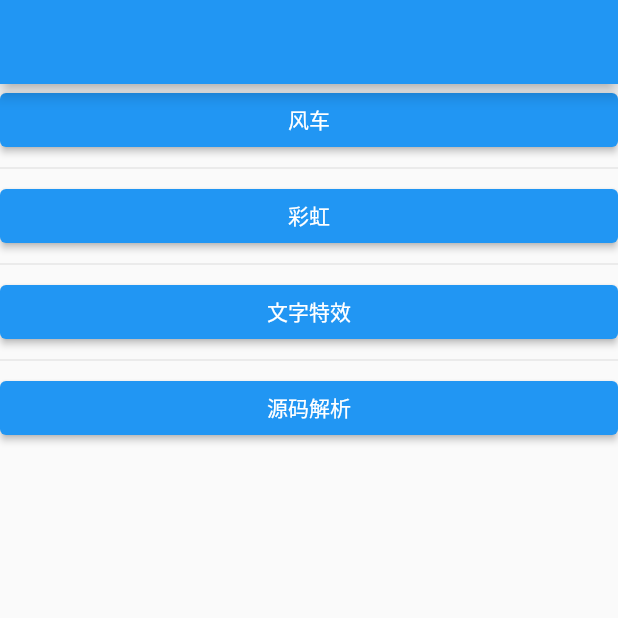
After one commit to weniner/flutter_demo, a Flutter app: the screen it shows after launch, on a phone screen of 412 x 824 dp, the top half of it. The commit adds this screen. Run offline on Flutter 3.47's test engine with Material 2 defaults, Android fonts, the phone set to English and light mode, and no system bars; our stand-ins replace fluttertoast, go_router, logger; missing offline and left inert: record.

Commit message:
add router

```diff
--- /dev/null
+++ b/lib/index_page.dart
@@ -0,0 +1,24 @@
+import 'package:flutter/material.dart';
+import 'package:flutter_demo/model/info.dart';
+import 'package:flutter_demo/router/router.dart' as router;
+import 'package:flutter_demo/widget/entrance.dart';
+import 'package:go_router/go_router.dart';
+
+class IndexPage extends StatelessWidget {
+  const IndexPage({Key? key}) : super(key: key);
+
+  @override
+  Widget build(BuildContext context) {
+    return Scaffold(
+      appBar: AppBar(),
+      body: Entrance(
+        all: [
+          Info('风车', router.windmill),
+          Info('彩虹', router.rainbow),
+          Info('文字特效', router.effects),
+          Info('源码解析', router.source),
+        ],
+      ),
+    );
+  }
+}
--- a/lib/main.dart
+++ b/lib/main.dart
@@ -1,8 +1,5 @@
 import 'package:flutter/material.dart';
-import 'windmill/index.dart' as windmill;
-import 'text_effects/index.dart' as beads;
-import 'rainbow/index.dart' as rainbow;
-import 'source/index.dart' as source;
+import 'package:flutter_demo/router/router.dart';
 
 void main() {
   runApp(const MyApp());
@@ -13,15 +10,13 @@ class MyApp extends StatelessWidget {
 
   @override
   Widget build(BuildContext context) {
-    return MaterialApp(
+    return MaterialApp.router(
       title: 'Flutter Demo',
       theme: ThemeData(
         primarySwatch: Colors.blue,
       ),
-      // home: const windmill.IndexPage(),
-      // home: const beads.IndexPage(),
-      // home: const rainbow.IndexPage(),
-      home: const source.IndexPage(),
+      routerDelegate: router.routerDelegate,
+      routeInformationParser: router.routeInformationParser,
     );
   }
 }
--- /dev/null
+++ b/lib/model/info.dart
@@ -0,0 +1,6 @@
+class Info {
+  final String description;
+  final String path;
+
+  Info(this.description, this.path);
+}
--- /dev/null
+++ b/lib/router/router.dart
@@ -0,0 +1,44 @@
+import 'package:go_router/go_router.dart';
+import 'package:flutter_demo/index_page.dart' as index_page;
+import 'package:flutter_demo/windmill/index.dart' as windmill_page;
+import 'package:flutter_demo/text_effects/index.dart' as effects_page;
+import 'package:flutter_demo/rainbow/index.dart' as rainbow_page;
+import 'package:flutter_demo/source/index.dart' as source_page;
+
+const String index = '/';
+const String windmill = '/windmill';
+const String effects = '/effects';
+const String rainbow = '/rainbow';
+const String source = '/source';
+
+GoRouter get router {
+  return GoRouter(
+    routes: _router
+      ..addAll(
+        effects_page.router,
+      ),
+  );
+}
+
+final List<GoRoute> _router = [
+  GoRoute(
+    path: index,
+    builder: (context, state) => const index_page.IndexPage(),
+  ),
+  GoRoute(
+    path: windmill,
+    builder: (context, state) => const windmill_page.IndexPage(),
+  ),
+  GoRoute(
+    path: effects,
+    builder: (context, state) => const effects_page.IndexPage(),
+  ),
+  GoRoute(
+    path: rainbow,
+    builder: (context, state) => const rainbow_page.IndexPage(),
+  ),
+  GoRoute(
+    path: source,
+    builder: (context, state) => const source_page.IndexPage(),
+  ),
+];
--- a/lib/text_effects/index.dart
+++ b/lib/text_effects/index.dart
@@ -1,6 +1,9 @@
 import 'package:flutter/material.dart';
+import 'package:flutter_demo/model/info.dart';
 import 'package:flutter_demo/text_effects/widget/marquee_effect.dart';
 import 'package:flutter_demo/text_effects/widget/typewrite_effect.dart';
+import 'package:flutter_demo/widget/entrance.dart';
+import 'package:go_router/go_router.dart';
 
 class IndexPage extends StatelessWidget {
   const IndexPage({Key? key}) : super(key: key);
@@ -8,10 +11,28 @@ class IndexPage extends StatelessWidget {
   @override
   Widget build(BuildContext context) {
     return Scaffold(
-      body: Center(
-        // child: MarqueeEffect(),
-        child: TypewriterEffect(),
+      body: Entrance(
+        all: [
+          Info('走马灯', marquee),
+          Info('打字机', typewrite),
+        ],
       ),
     );
   }
 }
+
+List<GoRoute> get router {
+  return [
+    GoRoute(
+      path: marquee,
+      builder: (context, state) => const MarqueeEffect(),
+    ),
+    GoRoute(
+      path: typewrite,
+      builder: (context, state) => const TypewriterEffect(),
+    ),
+  ];
+}
+
+const String marquee = '/marquee';
+const String typewrite = '/typewrite';
--- a/lib/text_effects/widget/typewrite_effect.dart
+++ b/lib/text_effects/widget/typewrite_effect.dart
@@ -11,6 +11,6 @@ class TypewriterEffect extends StatefulWidget {
 class _TypewriterEffectState extends State<TypewriterEffect> {
   @override
   Widget build(BuildContext context) {
-    return Container();
+    return Scaffold();
   }
 }
--- /dev/null
+++ b/lib/widget/entrance.dart
@@ -0,0 +1,27 @@
+import 'package:flutter/material.dart';
+import 'package:flutter_demo/model/info.dart';
+import 'package:go_router/go_router.dart';
+
+class Entrance extends StatelessWidget {
+  final List<Info> all;
+
+  const Entrance({Key? key, required this.all}) : super(key: key);
+
+  @override
+  Widget build(BuildContext context) {
+    return ListView.separated(
+      itemBuilder: (BuildContext context, int index) {
+        return ElevatedButton(
+          onPressed: () {
+            GoRouter.of(context).push(all[index].path);
+          },
+          child: Text(all[index].description),
+        );
+      },
+      separatorBuilder: (BuildContext context, int index) {
+        return const Divider();
+      },
+      itemCount: all.length,
+    );
+  }
+}
--- a/pubspec.yaml
+++ b/pubspec.yaml
@@ -33,6 +33,7 @@ dependencies:
 
   # The following adds the Cupertino Icons font to your application.
   # Use with the CupertinoIcons class for iOS style icons.
+  go_router: ^3.1.1
   cupertino_icons: ^1.0.2
   record: ^4.4.0
   logger: any
```
Also changed, not shown: lib/lottery/nine_division.dart (added, +15 -0 lines), lib/text_effects/widget/marquee_effect.dart (+9 -2 lines), pubspec.lock.
